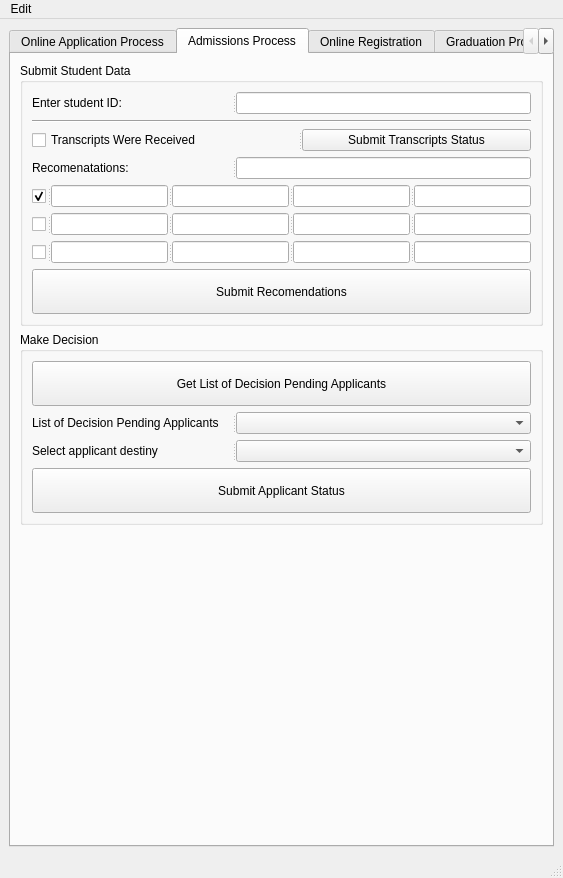
Qt form starrs/ui/ui_main.ui (kiryha/CIS556) before a commit.
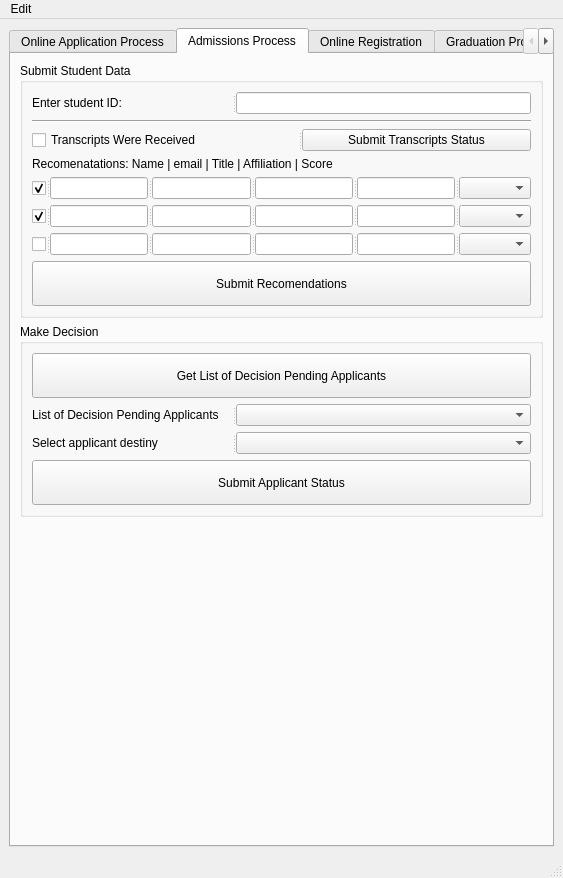
The same form after that commit. The open tabs and pages were chosen to show the change.

```diff
--- a/starrs/ui/ui_main.ui
+++ b/starrs/ui/ui_main.ui
@@ -584,15 +584,14 @@
               </property>
               <property name="maximumSize">
                <size>
-                <width>200</width>
+                <width>400</width>
                 <height>16777215</height>
                </size>
               </property>
               <property name="text">
-               <string>Recomenatations: </string>
+               <string>Recomenatations: Name | email | Title | Affiliation | Score</string>
               </property>
              </widget>
-             <widget class="QLineEdit" name="linRecommendation"/>
             </widget>
            </item>
            <item>
@@ -612,6 +611,7 @@
              <widget class="QLineEdit" name="linRecomendationEmail_1"/>
              <widget class="QLineEdit" name="linRecomendationTitle_1"/>
              <widget class="QLineEdit" name="linRecomendationAffiliation_1"/>
+             <widget class="QComboBox" name="comRecomendationScore_1"/>
             </widget>
            </item>
            <item>
@@ -623,11 +623,15 @@
               <property name="text">
                <string/>
               </property>
+              <property name="checked">
+               <bool>true</bool>
+              </property>
              </widget>
              <widget class="QLineEdit" name="linRecomendationName_2"/>
              <widget class="QLineEdit" name="linRecomendationEmail_2"/>
              <widget class="QLineEdit" name="linRecomendationTitle_2"/>
              <widget class="QLineEdit" name="linRecomendationAffiliation_2"/>
+             <widget class="QComboBox" name="comRecomendationScore_2"/>
             </widget>
            </item>
            <item>
@@ -644,6 +648,7 @@
              <widget class="QLineEdit" name="linRecomendationEmail_3"/>
              <widget class="QLineEdit" name="linRecomendationTitle_3"/>
              <widget class="QLineEdit" name="linRecomendationAffiliation_3"/>
+             <widget class="QComboBox" name="comRecomendationScore_3"/>
             </widget>
            </item>
            <item>
```
